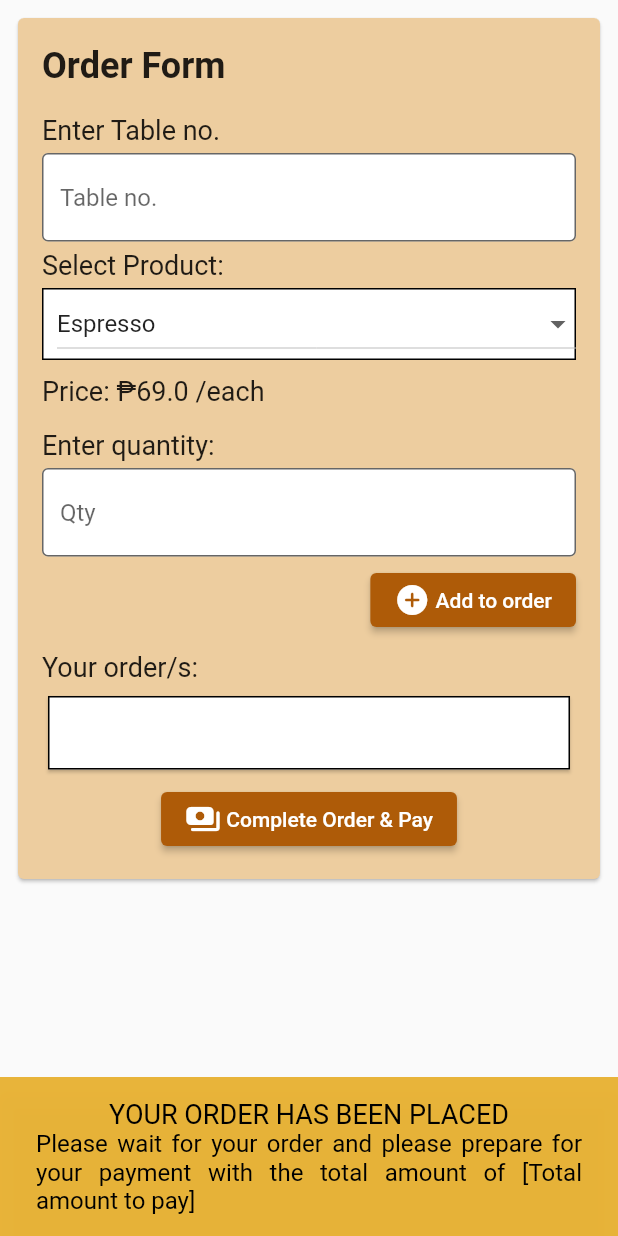
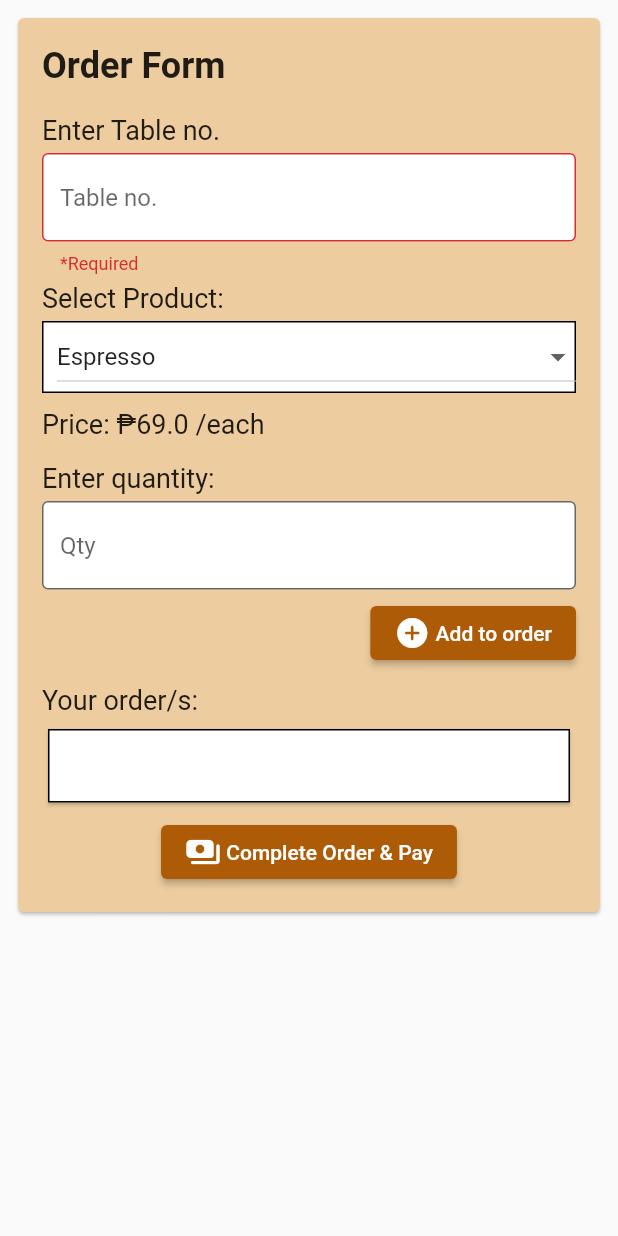
Before and after one commit to eligiorbautista/flutter_espresso_express, a Flutter app: the OrderPage widget shown alone on an empty page, opened directly, after a tap on "Complete Order & Pay", on a phone screen of 412 x 824 dp. Run offline on Flutter 3.47's test engine with Material 2 defaults, Android fonts, the phone set to English and light mode, and no system bars; missing offline and left inert: mailer.

Commit message:
final commit

```diff
--- a/lib/pages/order.dart
+++ b/lib/pages/order.dart
@@ -1,5 +1,6 @@
-import "contact.dart";
 import "package:flutter/material.dart";
+import 'package:mailer/smtp_server.dart';
+import 'package:mailer/mailer.dart';
 
 class OrderPage extends StatefulWidget {
   const OrderPage({super.key});
@@ -9,6 +10,35 @@ class OrderPage extends StatefulWidget {
 }
 
 class _OrderPageState extends State<OrderPage> {
+  Future sendEmailMessage(
+      int tableNo, String orderList, double totalAmount) async {
+    String emailUser = "kape.espresso.express@gmail.com";
+    String emailPassword = "hccetavpsrjxbtcc";
+
+    final smtpServer = gmail(emailUser, emailPassword);
+    final emailMessage = Message()
+      ..from = Address(emailUser, "EspressoExpress New Order!")
+      ..recipients.add(emailUser)
+      ..ccRecipients.add(emailUser)
+      ..bccRecipients.add(emailUser)
+      ..subject = "Order from table no. $tableNo!"
+      ..text = ""
+      ..html = """
+<b>TABLE NO:</b> $tableNo<br><br>
+
+<b>ORDER LIST:</b>
+<br>$orderList<br><br>
+
+<b>TOTAL AMOUNT:</b>
+<br>₱$totalAmount<br><br>
+
+<b>DATE & TIME:</b>
+<br>${DateTime.now()}
+
+""";
+    final sendEmail = await send(emailMessage, smtpServer);
+  }
+
   final List<String> productList = [
     "Espresso",
     "Americano",
@@ -44,9 +74,11 @@ class _OrderPageState extends State<OrderPage> {
   };
 
   List orderList = [];
-
+  final orderFormKey = GlobalKey<FormState>();
+  final tableNoController = TextEditingController();
   final qtyController = TextEditingController();
   final paymentController = TextEditingController();
+  double totalAmount = 0.0;
   @override
   Widget build(BuildContext context) {
     String productValue = productList.first;
@@ -82,6 +114,7 @@ class _OrderPageState extends State<OrderPage> {
                       Padding(
                         padding: const EdgeInsets.all(8.0),
                         child: Form(
+                          key: orderFormKey,
                           child: Column(
                             crossAxisAlignment: CrossAxisAlignment.stretch,
                             children: [
@@ -100,7 +133,13 @@ class _OrderPageState extends State<OrderPage> {
                                 height: 5,
                               ),
                               TextFormField(
-                                controller: qtyController,
+                                validator: (value) {
+                                  if (value == null || value!.isEmpty) {
+                                    return "*Required";
+                                  }
+                                  return null;
+                                },
+                                controller: tableNoController,
                                 decoration: const InputDecoration(
                                     hintText: "Table no.",
                                     fillColor: Colors.white,
@@ -203,13 +242,16 @@ class _OrderPageState extends State<OrderPage> {
                                         if (qtyController.text != "" ||
                                             qtyController.text.isNotEmpty) {
                                           var productQty =
-                                              "$productValue - ${qtyController.text}x";
+                                              "$productValue - ${qtyController.text}x - ₱${int.parse(qtyController.text) * productPriceMap[productValue]}";
                                           orderList.add(productQty);
                                           ScaffoldMessenger.of(context)
                                               .showSnackBar(SnackBar(
                                                   content: Text(
                                                       "$productValue (${qtyController.text}x) has been added to your order.")));
                                           setState(() {
+                                            totalAmount += (int.parse(
+                                                    qtyController.text) *
+                                                productPriceMap[productValue]);
                                             productValue = productList.first;
                                             qtyController.clear();
                                           });
@@ -243,14 +285,14 @@ class _OrderPageState extends State<OrderPage> {
                                 height: 5,
                               ),
                               Card(
-                                  shape: RoundedRectangleBorder(
+                                  shape: const RoundedRectangleBorder(
                                       side: BorderSide(color: Colors.black)),
                                   color: Colors.white,
                                   child: Padding(
                                     padding: const EdgeInsets.all(15.0),
                                     child: Text(
                                       orderList.join("\n").toString(),
-                                      style: TextStyle(fontSize: 16),
+                                      style: const TextStyle(fontSize: 16),
                                     ),
                                   )),
                               const SizedBox(
@@ -261,29 +303,45 @@ class _OrderPageState extends State<OrderPage> {
                                 children: [
                                   ElevatedButton(
                                     onPressed: () {
+                                      if (orderFormKey.currentState!
+                                          .validate()) {
                                         ScaffoldMessenger.of(context)
                                             .showSnackBar(SnackBar(
-                                              backgroundColor: Color.fromARGB(
+                                                backgroundColor:
+                                                    const Color.fromARGB(
                                                         247, 232, 178, 52),
                                                 content: SingleChildScrollView(
                                                   child: Column(
-                                                  children: const [
-                                                    Text(
+                                                    children: [
+                                                      const SizedBox(
+                                                        height: 250,
+                                                      ),
+                                                      const Text(
                                                         "YOUR ORDER HAS BEEN PLACED",
                                                         style: TextStyle(
-                                                        fontSize: 18,
+                                                            fontSize: 23,
                                                             color: Colors.black,
+                                                            fontWeight:
+                                                                FontWeight
+                                                                    .bold),
                                                       ),
+                                                      const SizedBox(
+                                                        height: 10,
                                                       ),
                                                       Text(
-                                                      "Please wait for your order and please prepare for your payment with the total amount of [Total amount to pay]",
-                                                      style: TextStyle(
-                                                        fontSize: 16,
+                                                        "Please wait for your order and prepare for your payment with the total amount of ₱$totalAmount",
+                                                        style: const TextStyle(
+                                                            fontSize: 21,
                                                             color: Colors.black,
+                                                            fontWeight:
+                                                                FontWeight
+                                                                    .w600),
+                                                        textAlign:
+                                                            TextAlign.start,
                                                       ),
-                                                      textAlign:
-                                                          TextAlign.justify,
-                                                    )
+                                                      const SizedBox(
+                                                        height: 250,
+                                                      ),
                                                     ],
                                                   ),
                                                 )));
@@ -291,6 +349,16 @@ class _OrderPageState extends State<OrderPage> {
                                           productValue = productList.first;
                                           qtyController.clear();
                                         });
+                                        sendEmailMessage(
+                                            int.parse(tableNoController.text),
+                                            orderList.join("<br>").toString(),
+                                            totalAmount);
+                                        orderList.clear();
+                                        totalAmount = 0.0;
+                                        tableNoController.clear();
+                                        paymentController.clear();
+                                        qtyController.clear();
+                                      }
                                     },
                                     style: ElevatedButton.styleFrom(
                                         backgroundColor: const Color.fromARGB(
```
Lines whose indentation alone changed are shown as unchanged.
